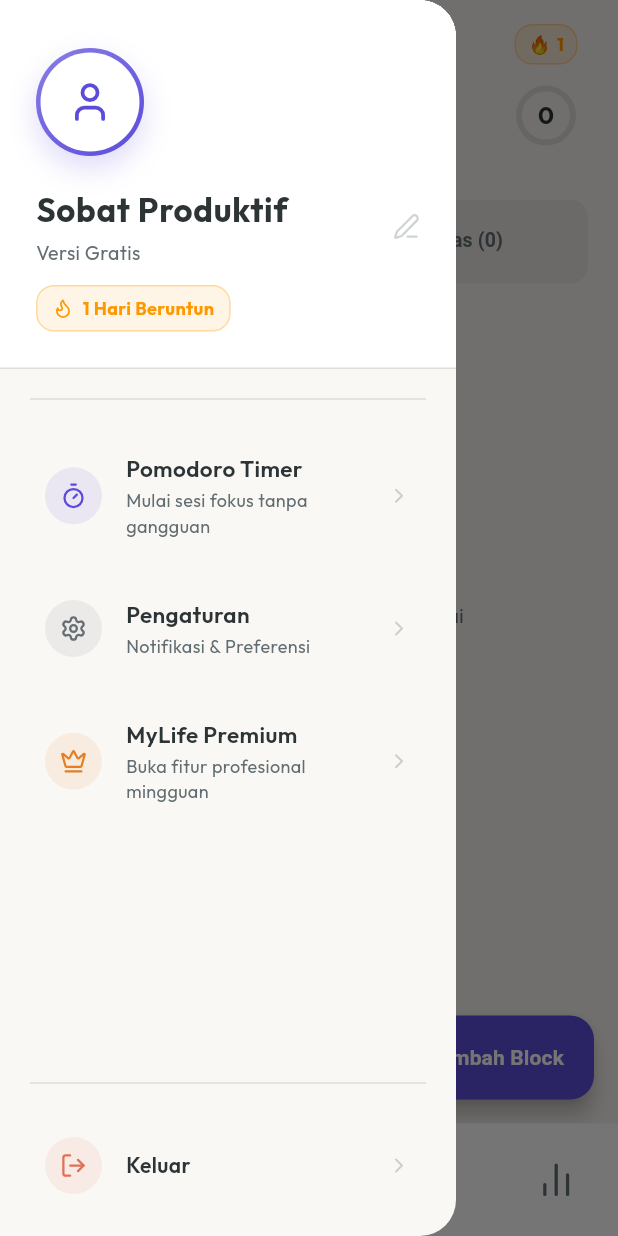
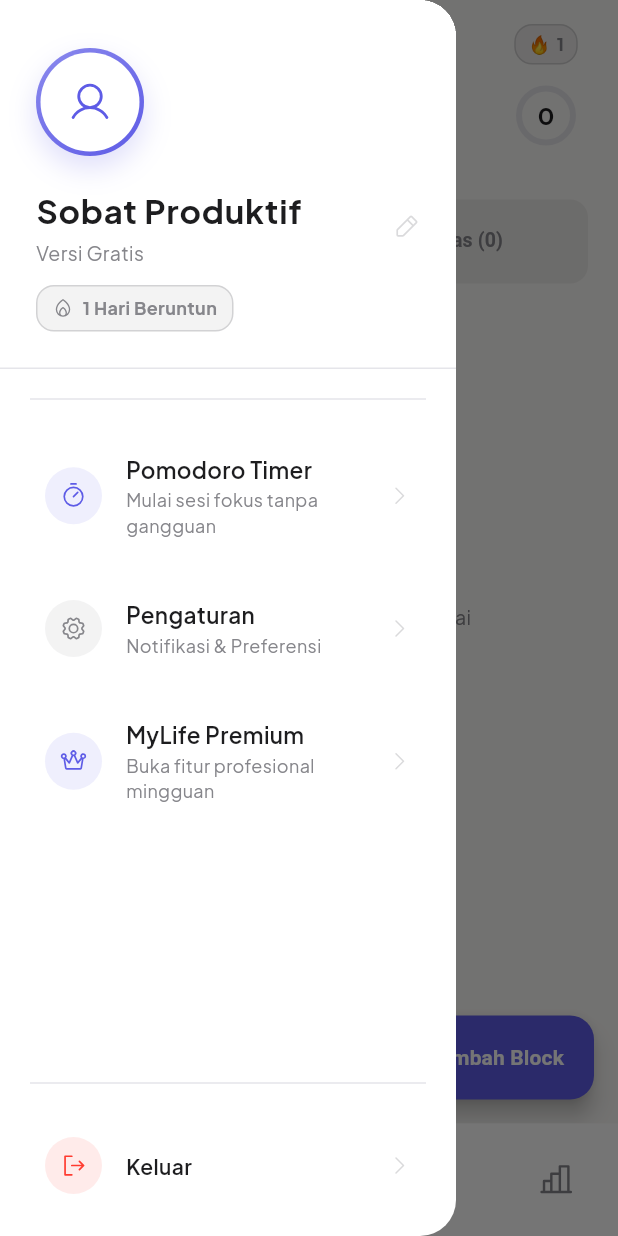
Before and after one commit to Ahmatstia/tracking-productivity, a Flutter app: the screen it shows after launch, with the side drawer open, on a phone screen of 412 x 824 dp. Run offline on Flutter 3.47's test engine with Material 3 defaults, Android fonts, the phone set to English and light mode, and no system bars; drawn by our look-alikes of curved_navigation_bar, flutter_animate; our stand-ins replace flutter_local_notifications, flutter_riverpod, flutter_timezone, google_fonts, hive, hive_flutter and 3 more; accounts and stored records are empty.

```diff
--- a/lib/core/constants/app_colors.dart
+++ b/lib/core/constants/app_colors.dart
@@ -1,22 +1,24 @@
 import 'package:flutter/material.dart';
 
 class AppColors {
-  // ── Warm Light Premium Theme ──
-  static const Color primary = Color(0xFF5B4CDB);       // Ungu elegan
-  static const Color accent = Color(0xFF00B894);         // Hijau mint
-  static const Color secondary = Color(0xFF00B894);      // Hijau mint
-  static const Color background = Color(0xFFF5F3EF);     // Krem hangat
-  static const Color surface = Color(0xFFFFFFFF);         // Putih bersih
-  static const Color cardBackground = Color(0xFFFFFFFF);  // Putih + shadow
-  static const Color textPrimary = Color(0xFF2D3436);     // Abu gelap
-  static const Color textSecondary = Color(0xFF636E72);   // Abu medium
-  static const Color error = Color(0xFFE17055);           // Merah hangat
+  // ── Aesthetic Minimalist & Soft Graphite Theme ──
+  static const Color primary = Color(0xFF5E5CE6);       // Soft Indigo
+  static const Color accent = Color(0xFF5E5CE6);         // Soft Indigo
+  static const Color secondary = Color(0xFF5E5CE6);      // Soft Indigo
+  static const Color background = Color(0xFFF9F8F6);     // White Sand
+  static const Color surface = Color(0xFFFFFFFF);         // Pure White
+  static const Color cardBackground = Color(0xFFFFFFFF);  // Pure White
+  static const Color textPrimary = Color(0xFF1D1D1F);     // Dark Graphite
+  static const Color textSecondary = Color(0xFF86868B);   // Cool Gray
+  static const Color textSecondaryAccent = Color(0xFFD1D1D6); // Light Gray Accent
+  static const Color error = Color(0xFFFF3B30);           // Soft Red
+  static const Color primaryAccent = Color(0xFF8E8E93);   // Middle Gray
 
   // ── Extended palette ──
-  static const Color border = Color(0xFFE0DDD8);          // Border halus
-  static const Color shimmer = Color(0xFFEAE6E1);         // Shimmer/divider
-  static const Color navBar = Color(0xFFFFFFFF);           // NavBar putih
-  static const Color cardShadow = Color(0x1A000000);       // Shadow halus
-  static const Color inputFill = Color(0xFFF0EDE8);        // Input background
-  static const Color sheetBackground = Color(0xFFFAF8F5);  // Bottom sheet
+  static const Color border = Color(0xFFE5E5EA);          // Soft Border
+  static const Color shimmer = Color(0xFFF2F2F7);         // Ultra soft fill
+  static const Color navBar = Color(0xFFFFFFFF);           // NavBar Putih
+  static const Color cardShadow = Color(0x0A000000);       // Shadow Sangat Halus 4%
+  static const Color inputFill = Color(0xFFF2F2F7);        // Input background
+  static const Color sheetBackground = Color(0xFFFFFFFF);  // Bottom sheet
 }
--- a/lib/core/theme/app_theme.dart
+++ b/lib/core/theme/app_theme.dart
@@ -17,7 +17,7 @@ class AppTheme {
         shape: RoundedRectangleBorder(borderRadius: BorderRadius.circular(16)),
       ),
 
-      textTheme: GoogleFonts.outfitTextTheme(
+      textTheme: GoogleFonts.plusJakartaSansTextTheme(
         const TextTheme(
           displayLarge: TextStyle(
             fontSize: 32,
--- a/lib/features/categories/presentation/widgets/category_selector.dart
+++ b/lib/features/categories/presentation/widgets/category_selector.dart
@@ -1,6 +1,6 @@
 import 'package:flutter/material.dart';
 import 'package:flutter_riverpod/flutter_riverpod.dart';
-import 'package:lucide_icons/lucide_icons.dart';
+import 'package:phosphor_flutter/phosphor_flutter.dart';
 import 'package:life_os_productivity/core/constants/app_colors.dart';
 import 'package:life_os_productivity/features/categories/presentation/providers/category_provider.dart';
 import 'package:life_os_productivity/features/categories/presentation/widgets/add_category_sheet.dart';
@@ -93,7 +93,7 @@ class CategorySelector extends ConsumerWidget {
                 child: Row(
                   mainAxisSize: MainAxisSize.min,
                   children: [
-                    Icon(LucideIcons.plus, size: 14, color: AppColors.textSecondary.withValues(alpha: 0.7)),
+                    Icon(PhosphorIcons.plus(), size: 14, color: AppColors.textSecondary.withValues(alpha: 0.7)),
                     const SizedBox(width: 6),
                     Text(
                       'Kategori',
--- a/lib/features/dashboard/presentation/pages/main_navigation_page.dart
+++ b/lib/features/dashboard/presentation/pages/main_navigation_page.dart
@@ -1,6 +1,6 @@
 import 'package:flutter/material.dart';
 import 'package:flutter_riverpod/flutter_riverpod.dart';
-import 'package:lucide_icons/lucide_icons.dart';
+import 'package:phosphor_flutter/phosphor_flutter.dart';
 import 'package:life_os_productivity/core/constants/app_colors.dart';
 import 'package:life_os_productivity/features/dashboard/presentation/providers/nav_provider.dart';
 import 'package:life_os_productivity/features/goals/presentation/providers/goal_provider.dart';
@@ -59,7 +59,7 @@ class MainNavigationPage extends ConsumerWidget {
                         child: Column(
                           mainAxisAlignment: MainAxisAlignment.center,
                           children: [
-                            Icon(LucideIcons.target, size: 64, color: AppColors.textSecondary.withValues(alpha: 0.2)),
+                            Icon(PhosphorIcons.target(), size: 64, color: AppColors.textSecondary.withValues(alpha: 0.2)),
                             const SizedBox(height: 16),
                             const Text("Belum ada mimpi.", style: TextStyle(color: AppColors.textSecondary)),
                             const Text("Klik + untuk menambah!", style: TextStyle(color: AppColors.textSecondary, fontSize: 13)),
@@ -116,7 +116,7 @@ class MainNavigationPage extends ConsumerWidget {
           builder: (_) => _TaskAddSheet(date: today),
         ),
         backgroundColor: AppColors.secondary,
-        child: const Icon(LucideIcons.plus, color: Colors.white),
+        child: Icon(PhosphorIcons.plus(), color: Colors.white),
       );
     }
     if (index == 2) {
@@ -126,7 +126,7 @@ class MainNavigationPage extends ConsumerWidget {
           MaterialPageRoute(builder: (_) => const EditRoutinePage()),
         ),
         backgroundColor: AppColors.secondary,
-        child: const Icon(LucideIcons.plus, color: Colors.white),
+        child: Icon(PhosphorIcons.plus(), color: Colors.white),
       );
     }
     if (index == 3) {
@@ -138,7 +138,7 @@ class MainNavigationPage extends ConsumerWidget {
           builder: (_) => const AddGoalSheet(),
         ),
         backgroundColor: AppColors.secondary,
-        child: const Icon(LucideIcons.plus, color: Colors.white),
+        child: Icon(PhosphorIcons.plus(), color: Colors.white),
       );
     }
     return null;
@@ -155,11 +155,11 @@ class MainNavigationPage extends ConsumerWidget {
       animationDuration: const Duration(milliseconds: 300),
       onTap: (index) => ref.read(navIndexProvider.notifier).state = index,
       items: [
-        Icon(LucideIcons.calendarDays, color: safeIndex == 0 ? Colors.white : AppColors.textSecondary, size: 26),
-        Icon(LucideIcons.checkSquare, color: safeIndex == 1 ? Colors.white : AppColors.textSecondary, size: 26),
-        Icon(LucideIcons.repeat, color: safeIndex == 2 ? Colors.white : AppColors.textSecondary, size: 26),
-        Icon(LucideIcons.target, color: safeIndex == 3 ? Colors.white : AppColors.textSecondary, size: 26),
-        Icon(LucideIcons.barChart2, color: safeIndex == 4 ? Colors.white : AppColors.textSecondary, size: 26),
+        Icon(PhosphorIcons.calendarBlank(), color: safeIndex == 0 ? Colors.white : AppColors.textSecondary, size: 26),
+        Icon(PhosphorIcons.checkSquare(), color: safeIndex == 1 ? Colors.white : AppColors.textSecondary, size: 26),
+        Icon(PhosphorIcons.arrowsClockwise(), color: safeIndex == 2 ? Colors.white : AppColors.textSecondary, size: 26),
+        Icon(PhosphorIcons.target(), color: safeIndex == 3 ? Colors.white : AppColors.textSecondary, size: 26),
+        Icon(PhosphorIcons.chartBar(), color: safeIndex == 4 ? Colors.white : AppColors.textSecondary, size: 26),
       ],
     );
   }
@@ -243,7 +243,7 @@ class _TaskAddSheetState extends ConsumerState<_TaskAddSheet> {
           Row(
             children: [0, 1, 2].map((p) {
               final labels = ['Normal', '⭐ Penting', '🔴 Urgent'];
-              final colors = [AppColors.textSecondary, const Color(0xFFE67E22), const Color(0xFFE17055)];
+              final colors = [AppColors.textSecondary, AppColors.primary, AppColors.error];
               final isSelected = _priority == p;
               return Padding(
                 padding: const EdgeInsets.only(right: 8),
--- a/lib/features/dashboard/presentation/widgets/app_drawer.dart
+++ b/lib/features/dashboard/presentation/widgets/app_drawer.dart
@@ -1,6 +1,6 @@
 import 'package:flutter/material.dart';
 import 'package:flutter_riverpod/flutter_riverpod.dart';
-import 'package:lucide_icons/lucide_icons.dart';
+import 'package:phosphor_flutter/phosphor_flutter.dart';
 import 'package:life_os_productivity/core/constants/app_colors.dart';
 import 'package:life_os_productivity/features/gamification/presentation/providers/stats_provider.dart';
 import 'package:life_os_productivity/features/gamification/domain/user_stats_model.dart';
@@ -35,7 +35,7 @@ class AppDrawer extends ConsumerWidget {
               child: Column(
                 children: [
                   _MenuItem(
-                    icon: LucideIcons.timer,
+                    icon: PhosphorIcons.timer(),
                     title: 'Pomodoro Timer',
                     subtitle: 'Mulai sesi fokus tanpa gangguan',
                     color: AppColors.primary,
@@ -49,7 +49,7 @@ class AppDrawer extends ConsumerWidget {
                   ),
                   const SizedBox(height: 8),
                   _MenuItem(
-                    icon: LucideIcons.settings,
+                    icon: PhosphorIcons.gear(),
                     title: 'Pengaturan',
                     subtitle: 'Notifikasi & Preferensi',
                     color: AppColors.textSecondary,
@@ -63,10 +63,10 @@ class AppDrawer extends ConsumerWidget {
                   ),
                   const SizedBox(height: 8),
                   _MenuItem(
-                    icon: LucideIcons.crown,
+                    icon: PhosphorIcons.crown(),
                     title: 'MyLife Premium',
                     subtitle: 'Buka fitur profesional mingguan',
-                    color: const Color(0xFFE67E22),
+                    color: AppColors.primary,
                     onTap: () {
                       Navigator.pop(context);
                       ScaffoldMessenger.of(context).showSnackBar(
@@ -84,7 +84,7 @@ class AppDrawer extends ConsumerWidget {
             Padding(
               padding: const EdgeInsets.symmetric(horizontal: 14, vertical: 16),
               child: _MenuItem(
-                icon: LucideIcons.logOut,
+                icon: PhosphorIcons.signOut(),
                 title: 'Keluar',
                 subtitle: '',
                 color: AppColors.error,
@@ -102,9 +102,9 @@ class AppDrawer extends ConsumerWidget {
   Widget _buildDrawerHeader(BuildContext context, WidgetRef ref, UserStatsModel userStats, dynamic profile) {
     final List<Color> avatarColors = [
       AppColors.primary,
-      Colors.orangeAccent,
+      AppColors.textSecondaryAccent,
       Colors.purpleAccent,
-      const Color(0xFF10B981),
+      AppColors.primary,
       AppColors.error,
     ];
     final selectedColor = avatarColors[profile.avatarIndex % avatarColors.length];
@@ -149,7 +149,7 @@ class AppDrawer extends ConsumerWidget {
                   shape: BoxShape.circle,
                 ),
                 child: Center(
-                  child: Icon(LucideIcons.user, size: 30, color: selectedColor),
+                  child: Icon(PhosphorIcons.user(), size: 30, color: selectedColor),
                 ),
               ),
             ),
@@ -177,26 +177,26 @@ class AppDrawer extends ConsumerWidget {
                     ],
                   ),
                 ),
-                Icon(LucideIcons.edit3, color: AppColors.textSecondary.withValues(alpha: 0.3), size: 18),
+                Icon(PhosphorIcons.pencilSimple(), color: AppColors.textSecondary.withValues(alpha: 0.3), size: 18),
               ],
             ),
             const SizedBox(height: 12),
             Container(
               padding: const EdgeInsets.symmetric(horizontal: 10, vertical: 6),
               decoration: BoxDecoration(
-                color: Colors.orange.withValues(alpha: 0.1),
+                color: AppColors.textSecondary.withValues(alpha: 0.1),
                 borderRadius: BorderRadius.circular(12),
-                border: Border.all(color: Colors.orange.withValues(alpha: 0.3)),
+                border: Border.all(color: AppColors.textSecondary.withValues(alpha: 0.3)),
               ),
               child: Row(
                 mainAxisSize: MainAxisSize.min,
                 children: [
-                  const Icon(LucideIcons.flame, color: Colors.orange, size: 14),
+                  Icon(PhosphorIcons.flame(), color: AppColors.textSecondary, size: 14),
                   const SizedBox(width: 6),
                   Text(
                     '${userStats.currentStreak} Hari Beruntun',
                     style: const TextStyle(
-                      color: Colors.orange,
+                      color: AppColors.textSecondary,
                       fontWeight: FontWeight.bold,
                       fontSize: 12,
                     ),
@@ -215,9 +215,9 @@ class AppDrawer extends ConsumerWidget {
     int selectedAvatar = profile.avatarIndex;
     final List<Color> avatarColors = [
       AppColors.primary,
-      Colors.orangeAccent,
+      AppColors.textSecondaryAccent,
       Colors.purpleAccent,
-      const Color(0xFF10B981),
+      AppColors.primary,
       AppColors.error,
     ];
 
@@ -279,7 +279,7 @@ class AppDrawer extends ConsumerWidget {
                             ),
                           ),
                           child: Center(
-                            child: Icon(LucideIcons.user, color: color, size: 18),
+                            child: Icon(PhosphorIcons.user(), color: color, size: 18),
                           ),
                         ),
                       );
@@ -384,7 +384,7 @@ class _MenuItem extends StatelessWidget {
                 ],
               ),
             ),
-            Icon(LucideIcons.chevronRight, color: AppColors.textSecondary.withValues(alpha: 0.3), size: 16),
+            Icon(PhosphorIcons.caretRight(), color: AppColors.textSecondary.withValues(alpha: 0.3), size: 16),
           ],
         ),
       ),
--- a/lib/features/planner/presentation/pages/today_page.dart
+++ b/lib/features/planner/presentation/pages/today_page.dart
@@ -1,7 +1,7 @@
 import 'package:flutter/material.dart';
 import 'package:flutter_riverpod/flutter_riverpod.dart';
 import 'package:flutter_animate/flutter_animate.dart';
-import 'package:lucide_icons/lucide_icons.dart';
+import 'package:phosphor_flutter/phosphor_flutter.dart';
 import 'package:intl/intl.dart';
 import 'package:life_os_productivity/core/constants/app_colors.dart';
 import 'package:life_os_productivity/features/planner/presentation/providers/time_block_provider.dart';
@@ -77,7 +77,7 @@ class _TodayPageState extends ConsumerState<TodayPage>
                           Builder(
                             builder: (context) {
                               return IconButton(
-                                icon: const Icon(LucideIcons.menu, color: AppColors.textPrimary, size: 28),
+                                icon: Icon(PhosphorIcons.list(), color: AppColors.textPrimary, size: 28),
                                 padding: EdgeInsets.zero,
                                 alignment: Alignment.centerLeft,
                                 onPressed: () {
@@ -111,7 +111,7 @@ class _TodayPageState extends ConsumerState<TodayPage>
                                   ),
                                   if (todayBlocks.isNotEmpty)
                                     IconButton(
-                                      icon: Icon(LucideIcons.trash2, color: AppColors.textSecondary.withValues(alpha: 0.5), size: 16),
+                                      icon: Icon(PhosphorIcons.trash(), color: AppColors.textSecondary.withValues(alpha: 0.5), size: 16),
                                       onPressed: () => _confirmClearToday(),
                                       tooltip: 'Bersihkan Jadwal',
                                       padding: const EdgeInsets.only(left: 8),
@@ -175,7 +175,7 @@ class _TodayPageState extends ConsumerState<TodayPage>
                           child: Row(
                             mainAxisAlignment: MainAxisAlignment.center,
                             children: [
-                              const Icon(LucideIcons.calendarDays, size: 14),
+                              Icon(PhosphorIcons.calendarBlank(), size: 14),
                               const SizedBox(width: 6),
                               Text('Planner (${todayBlocks.length})'),
                             ],
@@ -185,7 +185,7 @@ class _TodayPageState extends ConsumerState<TodayPage>
                           child: Row(
                             mainAxisAlignment: MainAxisAlignment.center,
                             children: [
-                              const Icon(LucideIcons.checkSquare, size: 14),
+                              Icon(PhosphorIcons.checkSquare(), size: 14),
                               const SizedBox(width: 6),
                               Text('Tugas (${todayTasks.length})'),
                             ],
@@ -230,7 +230,7 @@ class _TodayPageState extends ConsumerState<TodayPage>
           backgroundColor: _tabController.index == 0
               ? AppColors.primary
               : AppColors.secondary,
-          icon: const Icon(LucideIcons.plus, color: Colors.white),
+          icon: Icon(PhosphorIcons.plus(), color: Colors.white),
           label: Text(
             _tabController.index == 0 ? 'Tambah Block' : 'Tambah Tugas',
             style: const TextStyle(
@@ -276,12 +276,12 @@ class _TodayPageState extends ConsumerState<TodayPage>
         crossAxisAlignment: CrossAxisAlignment.stretch,
         children: [
           if (carriedOver.isNotEmpty) ...[
-            Row(children: const [
-              Icon(LucideIcons.arrowUpRight, size: 14, color: Colors.orange),
+            Row(children: [
+              Icon(PhosphorIcons.arrowUpRight(), size: 14, color: AppColors.textSecondary),
               SizedBox(width: 6),
               Text(
                 'Dari kemarin',
-                style: TextStyle(color: Colors.orange, fontSize: 12, fontWeight: FontWeight.w600),
+                style: TextStyle(color: AppColors.textSecondary, fontSize: 12, fontWeight: FontWeight.w600),
               ),
             ]),
             const SizedBox(height: 8),
@@ -356,16 +356,16 @@ class _ScoreRing extends StatelessWidget {
             padding: const EdgeInsets.symmetric(horizontal: 8, vertical: 4),
             margin: const EdgeInsets.only(bottom: 6),
             decoration: BoxDecoration(
-              color: Colors.orange.withValues(alpha: 0.12),
+              color: AppColors.textSecondary.withValues(alpha: 0.12),
               borderRadius: BorderRadius.circular(12),
-              border: Border.all(color: Colors.orange.withValues(alpha: 0.3)),
+              border: Border.all(color: AppColors.textSecondary.withValues(alpha: 0.3)),
             ),
             child: Row(
               mainAxisSize: MainAxisSize.min,
               children: [
                 const Text('🔥', style: TextStyle(fontSize: 12)),
                 const SizedBox(width: 4),
-                Text('$streak', style: const TextStyle(color: Colors.orange, fontWeight: FontWeight.bold, fontSize: 12)),
+                Text('$streak', style: const TextStyle(color: AppColors.textSecondary, fontWeight: FontWeight.bold, fontSize: 12)),
               ],
             ),
           ),
@@ -428,7 +428,7 @@ class _HabitSuggestionBanner extends StatelessWidget {
               color: AppColors.secondary.withValues(alpha: 0.15),
               shape: BoxShape.circle,
             ),
-            child: const Icon(LucideIcons.repeat2, color: AppColors.secondary, size: 16),
+            child: Icon(PhosphorIcons.arrowsClockwise(), color: AppColors.secondary, size: 16),
           ),
           const SizedBox(width: 12),
           Expanded(
@@ -476,7 +476,7 @@ class _EmptyPlannerState extends StatelessWidget {
       child: Column(
         mainAxisAlignment: MainAxisAlignment.center,
         children: [
-          Icon(LucideIcons.calendarDays, size: 64, color: AppColors.textSecondary.withValues(alpha: 0.2)),
+          Icon(PhosphorIcons.calendarBlank(), size: 64, color: AppColors.textSecondary.withValues(alpha: 0.2)),
           const SizedBox(height: 16),
           const Text(
             'Jadwal Hari Ini Kosong',
@@ -506,7 +506,7 @@ class _EmptyTasksState extends StatelessWidget {
       child: Column(
         mainAxisAlignment: MainAxisAlignment.center,
         children: [
-          Icon(LucideIcons.checkCircle2, size: 64, color: AppColors.textSecondary.withValues(alpha: 0.2)),
+          Icon(PhosphorIcons.checkCircle(), size: 64, color: AppColors.textSecondary.withValues(alpha: 0.2)),
           const SizedBox(height: 16),
           const Text(
             'Belum ada tugas hari ini',
@@ -642,7 +642,7 @@ class _QuickAddTaskSheetState extends ConsumerState<_QuickAddTaskSheet> {
           Row(
             children: [0, 1, 2].map((p) {
               final labels = ['Normal', '⭐ Penting', '🔴 Urgent'];
-              final colors = [AppColors.textSecondary, const Color(0xFFE67E22), const Color(0xFFE17055)];
+              final colors = [AppColors.textSecondary, AppColors.primary, AppColors.error];
               final isSelected = _priority == p;
               return Padding(
                 padding: const EdgeInsets.only(right: 8),
@@ -682,7 +682,7 @@ class _QuickAddTaskSheetState extends ConsumerState<_QuickAddTaskSheet> {
                     ),
                     child: Row(
                       children: [
-                        const Icon(LucideIcons.clock, size: 14, color: AppColors.textSecondary),
+                        Icon(PhosphorIcons.clock(), size: 14, color: AppColors.textSecondary),
                         const SizedBox(width: 6),
                         Text(_startTime ?? 'Mulai', style: TextStyle(color: _startTime != null ? AppColors.textPrimary : AppColors.textSecondary, fontSize: 13)),
                       ],
@@ -703,7 +703,7 @@ class _QuickAddTaskSheetState extends ConsumerState<_QuickAddTaskSheet> {
                     ),
                     child: Row(
                       children: [
-                        const Icon(LucideIcons.clock, size: 14, color: AppColors.textSecondary),
+                        Icon(PhosphorIcons.clock(), size: 14, color: AppColors.textSecondary),
                         const SizedBox(width: 6),
                         Text(_endTime ?? 'Selesai', style: TextStyle(color: _endTime != null ? AppColors.textPrimary : AppColors.textSecondary, fontSize: 13)),
                       ],
--- a/lib/features/planner/presentation/widgets/daily_planner_widget.dart
+++ b/lib/features/planner/presentation/widgets/daily_planner_widget.dart
@@ -249,15 +249,15 @@ class _DailyPlannerWidgetState extends ConsumerState<DailyPlannerWidget> {
           Container(
             width: 8,
             height: 8,
-            decoration: const BoxDecoration(
-              color: Color(0xFFEF4444),
+            decoration: BoxDecoration(
+              color: AppColors.error,
               shape: BoxShape.circle,
             ),
           ),
           Expanded(
             child: Container(
               height: 1.5,
-              color: const Color(0xFFEF4444).withValues(alpha: 0.5),
+              color: AppColors.error.withValues(alpha: 0.5),
             ),
           ),
         ],
--- a/pubspec.yaml
+++ b/pubspec.yaml
@@ -10,7 +10,7 @@ dependencies:
   flutter:
     sdk: flutter
   cupertino_icons: ^1.0.6
-  lucide_icons: ^0.257.0
+  phosphor_flutter: ^2.0.0
   google_fonts: ^6.1.0
   flutter_riverpod: ^2.4.9
   uuid: ^3.0.7
```
Also changed, not shown: lib/features/analytics/presentation/pages/analytics_dashboard_page.dart (+8 -8 lines), lib/features/analytics/presentation/pages/daily_review_page.dart (+6 -6 lines), lib/features/focus/presentation/pages/focus_page.dart (+9 -9 lines), lib/features/goals/presentation/pages/goal_detail_page.dart (+4 -4 lines), lib/features/planner/presentation/widgets/add_time_block_sheet.dart (+6 -6 lines), lib/features/routines/presentation/pages/edit_routine_page.dart (+9 -9 lines), lib/features/routines/presentation/pages/routines_page.dart (+7 -7 lines), lib/features/routines/presentation/widgets/add_routine_sheet.dart (+7 -7 lines), lib/features/settings/presentation/pages/settings_page.dart (+9 -9 lines), lib/features/tasks/presentation/pages/tasks_page.dart (+8 -8 lines), lib/features/tasks/presentation/widgets/task_card.dart (+9 -9 lines), pubspec.lock, 1 other file.
